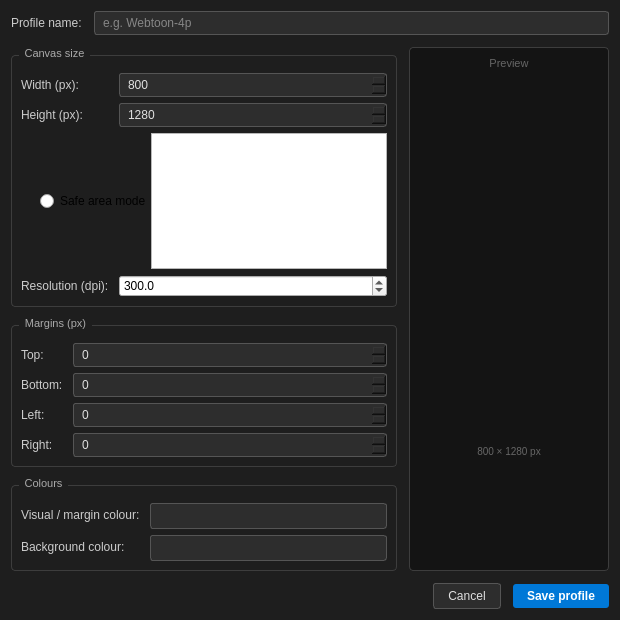
Old version of the form widgets/canvasprofiledialog/canvasprofiledialog.ui in the repository ShadobaDev/Platemaker-qt.
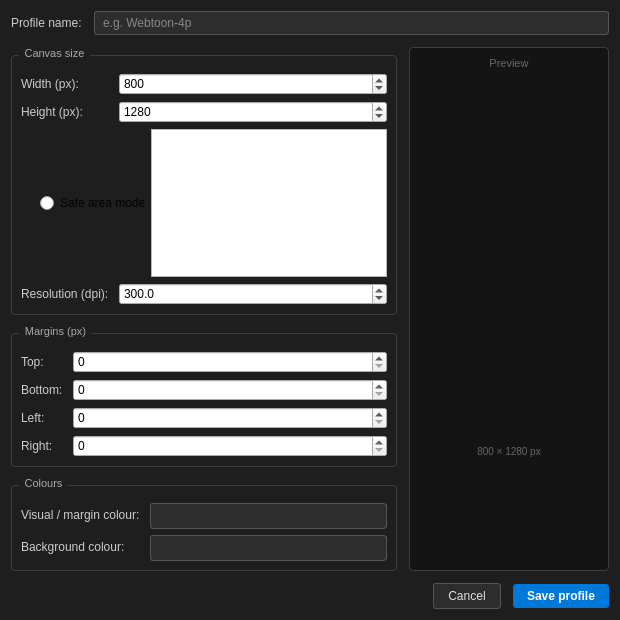
New version of the form.

Commit message: fix(dialogs): profile dialogs' up arrows respond again on Windows 11

```diff
--- a/widgets/canvasprofiledialog/canvasprofiledialog.ui
+++ b/widgets/canvasprofiledialog/canvasprofiledialog.ui
@@ -36,7 +36,7 @@
     color: #cccccc;
     font-size: 12px;
 }
-QLineEdit, QSpinBox {
+QLineEdit {
     background-color: #2d2d2d;
     color: #e0e0e0;
     border: 1px solid #555555;
```
Left out of the diff: 2 changed lines with no effect on the pictures. The commit also changes 2 other files.
